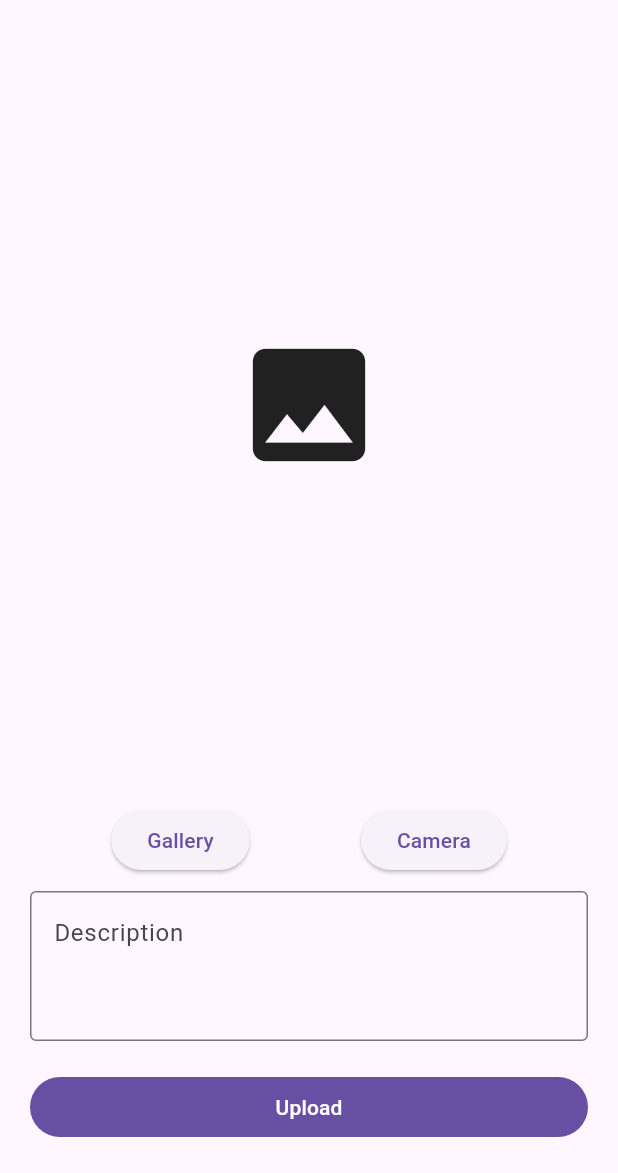
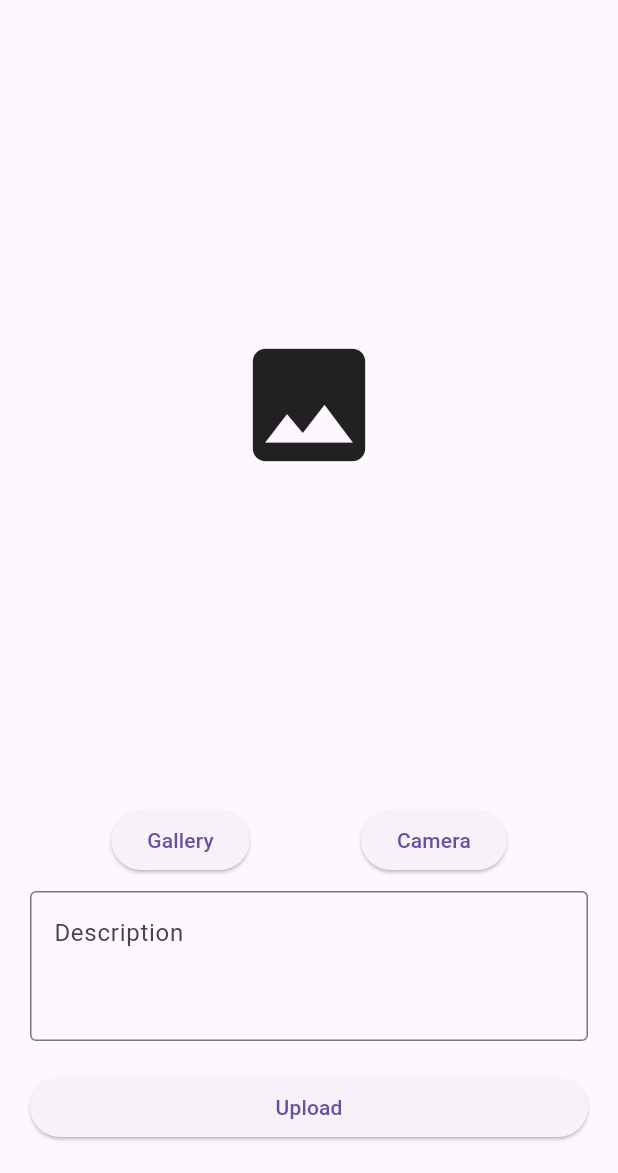
Before and after one commit to askara22/story-app, a Flutter app: the NewStoryScreen screen opened directly, after a tap on "Upload", on a phone screen of 412 x 824 dp, the part 63-1236 px from its top. Run offline on Flutter 3.47's test engine with Material 3 defaults, Android fonts, the phone set to English and light mode, and no system bars; our stand-ins replace image_picker, shared_preferences; accounts and stored records are empty.

Commit message:
upload story belum bisa

```diff
--- a/lib/database/auth_repo.dart
+++ b/lib/database/auth_repo.dart
@@ -9,6 +9,7 @@ class AuthRepository {
   final String stateKey = "state";
   final String userKey = "user";
   static const baseUrl = 'https://story-api.dicoding.dev/v1';
+  static const tokenKey = 'token';
 
   Future<Map<String, dynamic>> register(User user) async {
     final response = await http.post(
@@ -84,7 +85,7 @@ class AuthRepository {
 
   Future<bool> logout() async {
     final preferences = await SharedPreferences.getInstance();
-    await preferences.remove('token');
+    await preferences.remove(tokenKey);
     await preferences.setBool(stateKey, false);
     return true;
   }
@@ -116,6 +117,6 @@ class AuthRepository {
 
   Future<String?> getToken() async {
     final preferences = await SharedPreferences.getInstance();
-    return preferences.getString('token');
+    return preferences.getString(tokenKey);
   }
 }
--- a/lib/main.dart
+++ b/lib/main.dart
@@ -1,8 +1,11 @@
 import 'package:flutter/material.dart';
 import 'package:provider/provider.dart';
+import 'package:submission_flutter_4/database/api/api_service.dart';
 import 'package:submission_flutter_4/database/auth_repo.dart';
 import 'package:submission_flutter_4/provider/auth_provider.dart';
+import 'package:submission_flutter_4/provider/take_image_provider.dart';
 import 'package:submission_flutter_4/provider/story_provider.dart';
+import 'package:submission_flutter_4/provider/upload_story_provider.dart';
 import 'package:submission_flutter_4/routes/router_delegate.dart';
 
 void main() {
@@ -37,6 +40,9 @@
         ChangeNotifierProvider(create: (context) => authProvider),
         ChangeNotifierProvider(
             create: (context) => StoryProvider(AuthRepository())),
+        ChangeNotifierProvider(
+            create: (context) => UploadStoryProvider(ApiService())),
+        ChangeNotifierProvider(create: (context) => TakeImageProvider()),
       ],
       child: MaterialApp(
         title: 'Story App',
--- /dev/null
+++ b/lib/model/upload_response.dart
@@ -0,0 +1,21 @@
+import 'dart:convert';
+
+class UploadResponse {
+  final bool error;
+  final String message;
+
+  UploadResponse({
+    required this.error,
+    required this.message,
+  });
+
+  factory UploadResponse.fromMap(Map<String, dynamic> map) {
+    return UploadResponse(
+      error: map['error'] ?? false,
+      message: map['message'] ?? '',
+    );
+  }
+
+  factory UploadResponse.fromJson(String source) =>
+      UploadResponse.fromMap(json.decode(source));
+}
--- a/lib/provider/story_provider.dart
+++ b/lib/provider/story_provider.dart
@@ -14,7 +14,6 @@ class StoryProvider extends ChangeNotifier {
   Future<void> fetchStories() async {
     isLoading = true;
     errorMessage = null;
-    notifyListeners();
 
     try {
       final token = await authRepository.getToken();
--- a/lib/screen/new_story_screen.dart
+++ b/lib/screen/new_story_screen.dart
@@ -4,7 +4,8 @@ import 'package:flutter/foundation.dart';
 import 'package:flutter/material.dart';
 import 'package:image_picker/image_picker.dart';
 import 'package:provider/provider.dart';
-import 'package:submission_flutter_4/provider/image_provider.dart';
+import 'package:submission_flutter_4/provider/take_image_provider.dart';
+import 'package:submission_flutter_4/provider/upload_story_provider.dart';
 
 class NewStoryScreen extends StatefulWidget {
   const NewStoryScreen({super.key});
@@ -18,6 +19,8 @@ class _NewStoryScreenState extends State<NewStoryScreen> {
 
   @override
   Widget build(BuildContext context) {
+    final uploadProvider = context.watch<UploadStoryProvider>();
+
     return Scaffold(
       appBar: AppBar(
         title: const Text("New Story"),
@@ -71,15 +74,46 @@ class _NewStoryScreenState extends State<NewStoryScreen> {
             ),
             Padding(
                 padding: const EdgeInsets.only(left: 20, right: 20, bottom: 20),
-                child: FilledButton(
-                    onPressed: () => _onUpload(), child: const Text('Upload'))),
+                child: ElevatedButton(
+                  onPressed: () => _onUpload(),
+                  child: context.watch<UploadStoryProvider>().isUploading
+                      ? const CircularProgressIndicator(
+                          color: Colors.white,
+                        )
+                      : const Text('Upload'),
+                )),
           ],
         ),
       ),
     );
   }
 
-  _onUpload() async {}
+  _onUpload() async {
+    final takeImageProvider = context.read<TakeImageProvider>();
+    final imagePath = takeImageProvider.imagePath;
+    final imageFile = takeImageProvider.imageFile;
+
+    if (imagePath == null || imageFile == null) return;
+
+    final fileName = imageFile.name;
+    final bytes = await imageFile.readAsBytes();
+
+    final uploadProvider = context.read<UploadStoryProvider>();
+    final newBytes = await uploadProvider.compressImage(bytes);
+    await uploadProvider.upload(newBytes, fileName, 'ini deskripsi loh');
+
+    if (uploadProvider.uploadResponse != null) {
+      takeImageProvider.setImageFile(null);
+      takeImageProvider.setImagePath(null);
+    }
+
+    final ScaffoldMessengerState scaffoldMessengerState =
+        ScaffoldMessenger.of(context);
+
+    scaffoldMessengerState.showSnackBar(
+      SnackBar(content: Text(uploadProvider.message)),
+    );
+  }
 
   _onGalleryView() async {
     final provider = context.read<TakeImageProvider>();
--- a/pubspec.yaml
+++ b/pubspec.yaml
@@ -39,6 +39,7 @@ dependencies:
   provider: ^6.1.2
   shared_preferences: ^2.2.3
   http: ^1.2.1
+  image: ^4.2.0
 
 dev_dependencies:
   flutter_test:
```
Also changed, not shown: lib/database/api/api_service.dart (added, +48 -0 lines), lib/provider/upload_story_provider.dart (added, +54 -0 lines), lib/routes/router_delegate.dart (+15 -12 lines), lib/screen/story_detail_screen.dart (+47 -3 lines), lib/screen/story_list_screen.dart (+64 -16 lines), lib/provider/take_image_provider.dart (renamed from lib/provider/image_provider.dart), pubspec.lock.
